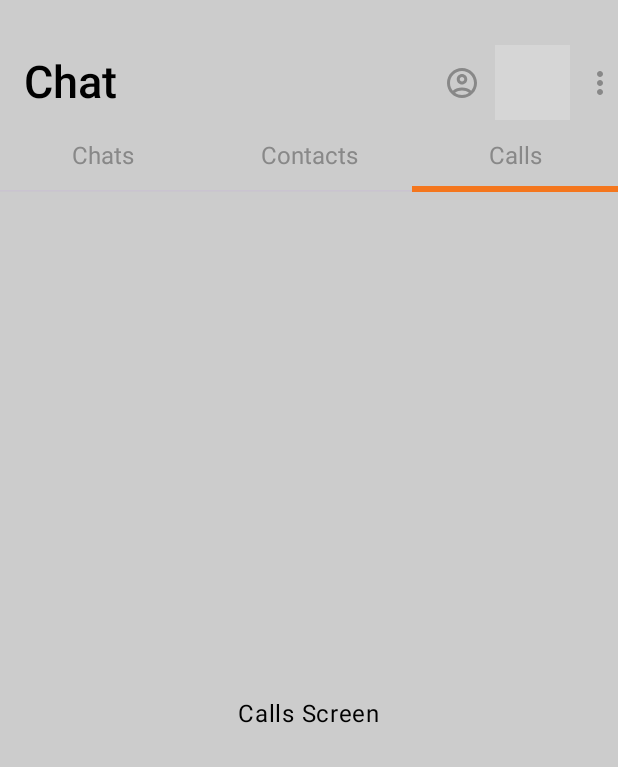
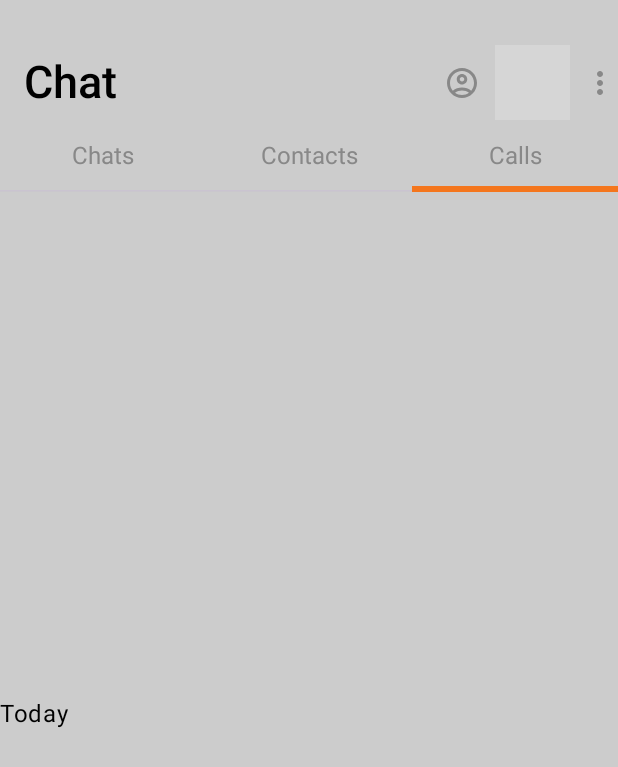
Before and after one commit to The-Creators-Team/IClickIPayProject, an Android app built with Jetpack Compose: the composable HomeScreen shown on its own in the app's theme, tab 3 chosen, on a phone screen of 412 x 824 dp. Shown: the top 767 px of the screen. Run offline under Robolectric (Android 15) with nearby library versions, the phone set to English and light mode, and no system bars; grey boxes are pictures that could not be loaded.

Commit message:
Work on CallsScreen

```diff
--- a/feature_chat/src/main/java/com/example/feature_chat/chat/presentation/screens/CallsScreen.kt
+++ b/feature_chat/src/main/java/com/example/feature_chat/chat/presentation/screens/CallsScreen.kt
@@ -1,22 +1,30 @@
 package com.example.feature_chat.chat.presentation.screens
 
+import androidx.compose.foundation.background
 import androidx.compose.foundation.layout.Arrangement
+import androidx.compose.foundation.layout.Box
 import androidx.compose.foundation.layout.Column
 import androidx.compose.foundation.layout.fillMaxSize
+import androidx.compose.foundation.layout.padding
+import androidx.compose.foundation.lazy.LazyColumn
 import androidx.compose.material3.Text
 import androidx.compose.runtime.Composable
 import androidx.compose.ui.Alignment
 import androidx.compose.ui.Modifier
+import androidx.compose.ui.graphics.Color
 import androidx.compose.ui.tooling.preview.Preview
+import androidx.compose.ui.unit.dp
 
 @Composable
 fun CallsScreen(){
-    Column(
-        modifier = Modifier.fillMaxSize(),
-        verticalArrangement = Arrangement.Center,
-        horizontalAlignment = Alignment.CenterHorizontally
+    Box(modifier = Modifier.background(Color.LightGray)){
+        Text(text = "Today")
+    }
+
+    LazyColumn(
+        modifier = Modifier.fillMaxSize().padding(16.dp).background(Color.LightGray)
     ){
-        Text(text = "Calls Screen")
+
     }
 }
 
```
